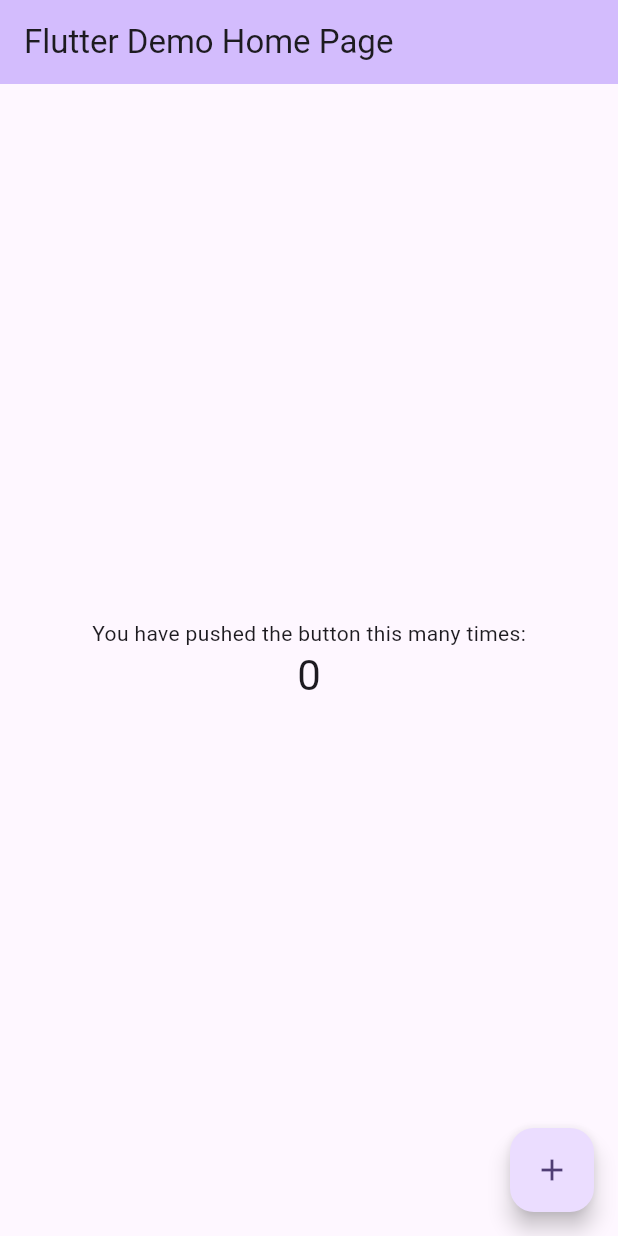
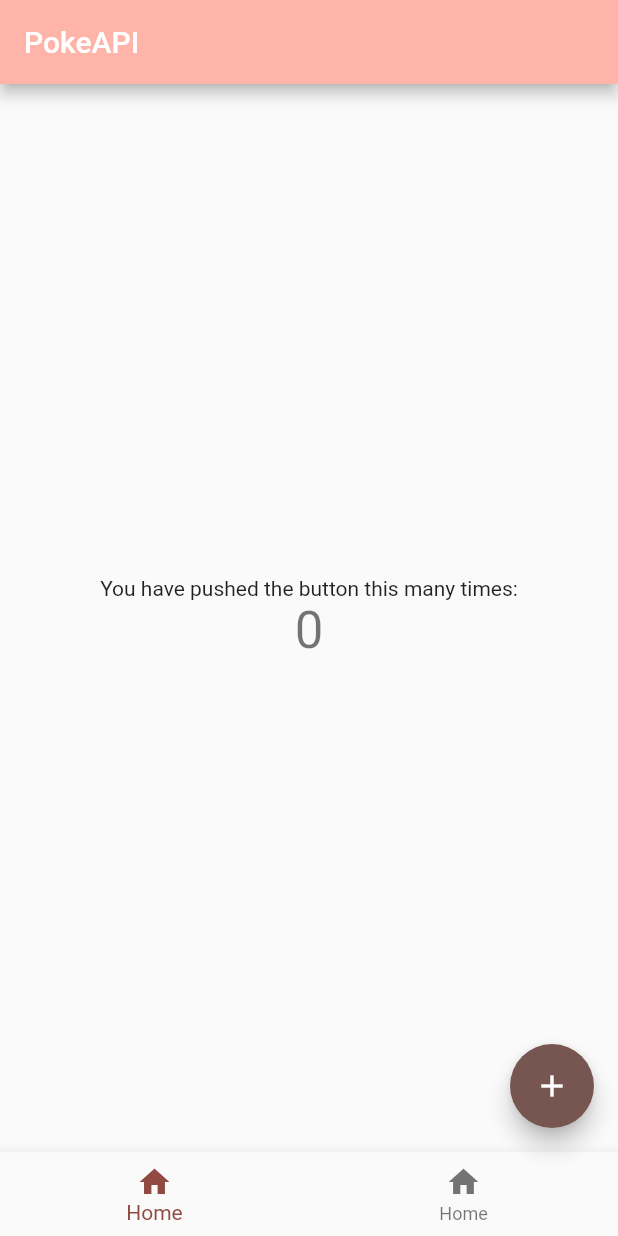
Before and after one commit to Arahi120/pokeAPI, a Flutter app: the screen it shows after launch, on a phone screen of 412 x 824 dp. Run offline on Flutter 3.47's test engine with Material 3 defaults, Android fonts, the phone set to English and light mode, and no system bars.

Commit message:
se creo la estructura del proyecto

```diff
--- /dev/null
+++ b/poke_api/lib/home.dart
@@ -0,0 +1,54 @@
+import "package:flutter/material.dart";
+
+class MyHomePage extends StatefulWidget {
+  const MyHomePage({super.key, required this.title});
+
+
+  final String title;
+
+  @override
+  State<MyHomePage> createState() => _MyHomePageState();
+}
+
+class _MyHomePageState extends State<MyHomePage> {
+  int _counter = 0;
+
+  void _incrementCounter() {
+
+  }
+
+  @override
+  Widget build(BuildContext context) {
+    return Scaffold(
+      appBar: AppBar(
+        backgroundColor: Theme.of(context).colorScheme.inversePrimary,
+        title: Text(widget.title),
+      ),
+      body: Center(
+
+        child: Column(
+
+          mainAxisAlignment: MainAxisAlignment.center,
+          children: <Widget>[
+            const Text(
+              'You have pushed the button this many times:',
+            ),
+            Text(
+              '$_counter',
+              style: Theme.of(context).textTheme.headlineMedium,
+            ),
+          ],
+        ),
+      ),
+      floatingActionButton: FloatingActionButton(
+        onPressed: _incrementCounter,
+        tooltip: 'Increment',
+        child: const Icon(Icons.add),
+      ),
+      bottomNavigationBar: BottomNavigationBar(items: [
+        BottomNavigationBarItem(icon: Icon(Icons.home), label:'Home'),
+        BottomNavigationBarItem(icon: Icon(Icons.home), label:'Home')
+      ]),
+    );
+  }
+}
--- a/poke_api/lib/main.dart
+++ b/poke_api/lib/main.dart
@@ -1,125 +1,6 @@
 import 'package:flutter/material.dart';
+import 'pokeapi.dart';
 
 void main() {
-  runApp(const MyApp());
+  runApp(const PokeAPI());
 }
-
-class MyApp extends StatelessWidget {
-  const MyApp({super.key});
-
-  // This widget is the root of your application.
-  @override
-  Widget build(BuildContext context) {
-    return MaterialApp(
-      title: 'Flutter Demo',
-      theme: ThemeData(
-        // This is the theme of your application.
-        //
-        // TRY THIS: Try running your application with "flutter run". You'll see
-        // the application has a purple toolbar. Then, without quitting the app,
-        // try changing the seedColor in the colorScheme below to Colors.green
-        // and then invoke "hot reload" (save your changes or press the "hot
-        // reload" button in a Flutter-supported IDE, or press "r" if you used
-        // the command line to start the app).
-        //
-        // Notice that the counter didn't reset back to zero; the application
-        // state is not lost during the reload. To reset the state, use hot
-        // restart instead.
-        //
-        // This works for code too, not just values: Most code changes can be
-        // tested with just a hot reload.
-        colorScheme: ColorScheme.fromSeed(seedColor: Colors.deepPurple),
-        useMaterial3: true,
-      ),
-      home: const MyHomePage(title: 'Flutter Demo Home Page'),
-    );
-  }
-}
-
-class MyHomePage extends StatefulWidget {
-  const MyHomePage({super.key, required this.title});
-
-  // This widget is the home page of your application. It is stateful, meaning
-  // that it has a State object (defined below) that contains fields that affect
-  // how it looks.
-
-  // This class is the configuration for the state. It holds the values (in this
-  // case the title) provided by the parent (in this case the App widget) and
-  // used by the build method of the State. Fields in a Widget subclass are
-  // always marked "final".
-
-  final String title;
-
-  @override
-  State<MyHomePage> createState() => _MyHomePageState();
-}
-
-class _MyHomePageState extends State<MyHomePage> {
-  int _counter = 0;
-
-  void _incrementCounter() {
-    setState(() {
-      // This call to setState tells the Flutter framework that something has
-      // changed in this State, which causes it to rerun the build method below
-      // so that the display can reflect the updated values. If we changed
-      // _counter without calling setState(), then the build method would not be
-      // called again, and so nothing would appear to happen.
-      _counter++;
-    });
-  }
-
-  @override
-  Widget build(BuildContext context) {
-    // This method is rerun every time setState is called, for instance as done
-    // by the _incrementCounter method above.
-    //
-    // The Flutter framework has been optimized to make rerunning build methods
-    // fast, so that you can just rebuild anything that needs updating rather
-    // than having to individually change instances of widgets.
-    return Scaffold(
-      appBar: AppBar(
-        // TRY THIS: Try changing the color here to a specific color (to
-        // Colors.amber, perhaps?) and trigger a hot reload to see the AppBar
-        // change color while the other colors stay the same.
-        backgroundColor: Theme.of(context).colorScheme.inversePrimary,
-        // Here we take the value from the MyHomePage object that was created by
-        // the App.build method, and use it to set our appbar title.
-        title: Text(widget.title),
-      ),
-      body: Center(
-        // Center is a layout widget. It takes a single child and positions it
-        // in the middle of the parent.
-        child: Column(
-          // Column is also a layout widget. It takes a list of children and
-          // arranges them vertically. By default, it sizes itself to fit its
-          // children horizontally, and tries to be as tall as its parent.
-          //
-          // Column has various properties to control how it sizes itself and
-          // how it positions its children. Here we use mainAxisAlignment to
-          // center the children vertically; the main axis here is the vertical
-          // axis because Columns are vertical (the cross axis would be
-          // horizontal).
-          //
-          // TRY THIS: Invoke "debug painting" (choose the "Toggle Debug Paint"
-          // action in the IDE, or press "p" in the console), to see the
-          // wireframe for each widget.
-          mainAxisAlignment: MainAxisAlignment.center,
-          children: <Widget>[
-            const Text(
-              'You have pushed the button this many times:',
-            ),
-            Text(
-              '$_counter',
-              style: Theme.of(context).textTheme.headlineMedium,
-            ),
-          ],
-        ),
-      ),
-      floatingActionButton: FloatingActionButton(
-        onPressed: _incrementCounter,
-        tooltip: 'Increment',
-        child: const Icon(Icons.add),
-      ), // This trailing comma makes auto-formatting nicer for build methods.
-    );
-  }
-}
--- /dev/null
+++ b/poke_api/lib/pokeapi.dart
@@ -0,0 +1,22 @@
+import "package:flutter/material.dart";
+import "home.dart";
+
+class PokeAPI extends StatelessWidget {
+  const PokeAPI({super.key});
+
+  static const String title= "PokeAPI";
+
+  @override
+  Widget build(BuildContext context) {
+    return MaterialApp(
+      title: title,
+      debugShowCheckedModeBanner: false,
+      theme: ThemeData(
+
+        colorScheme: ColorScheme.fromSeed(seedColor: Color.fromARGB(255, 199, 20, 20)),
+        useMaterial3: false,
+      ),
+      home: const MyHomePage(title: title),
+    );
+  }
+}
```
